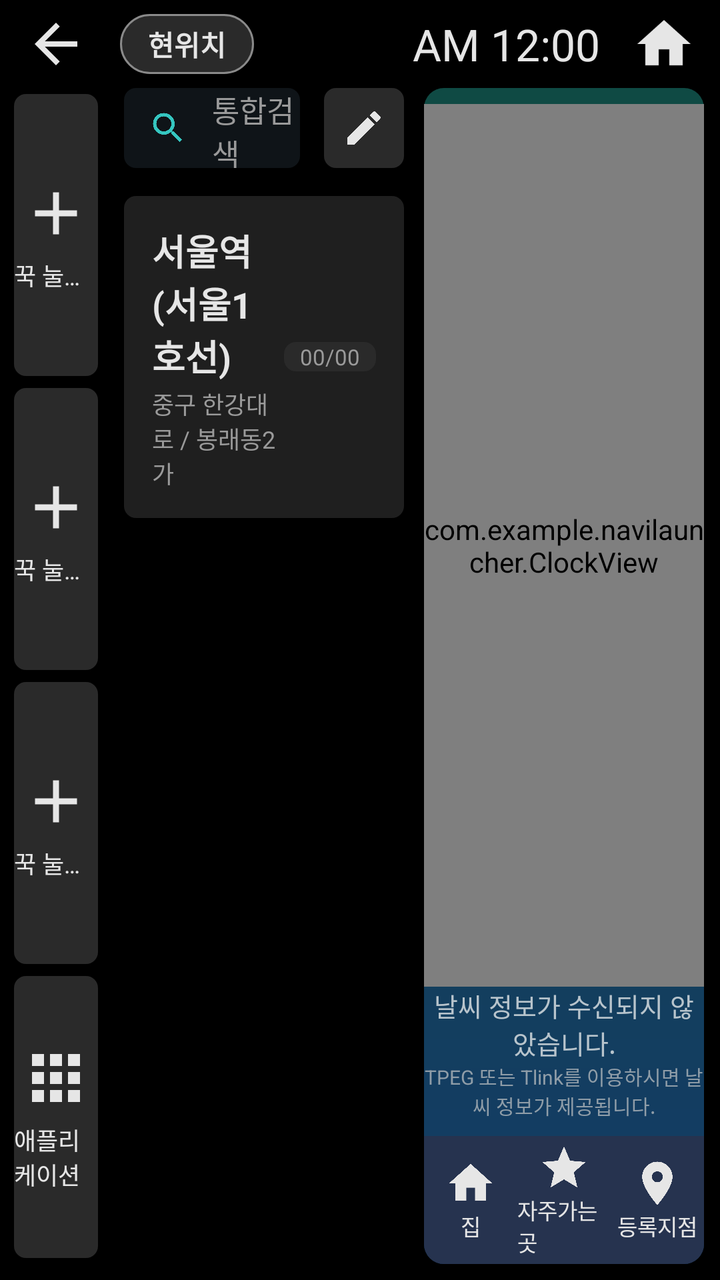
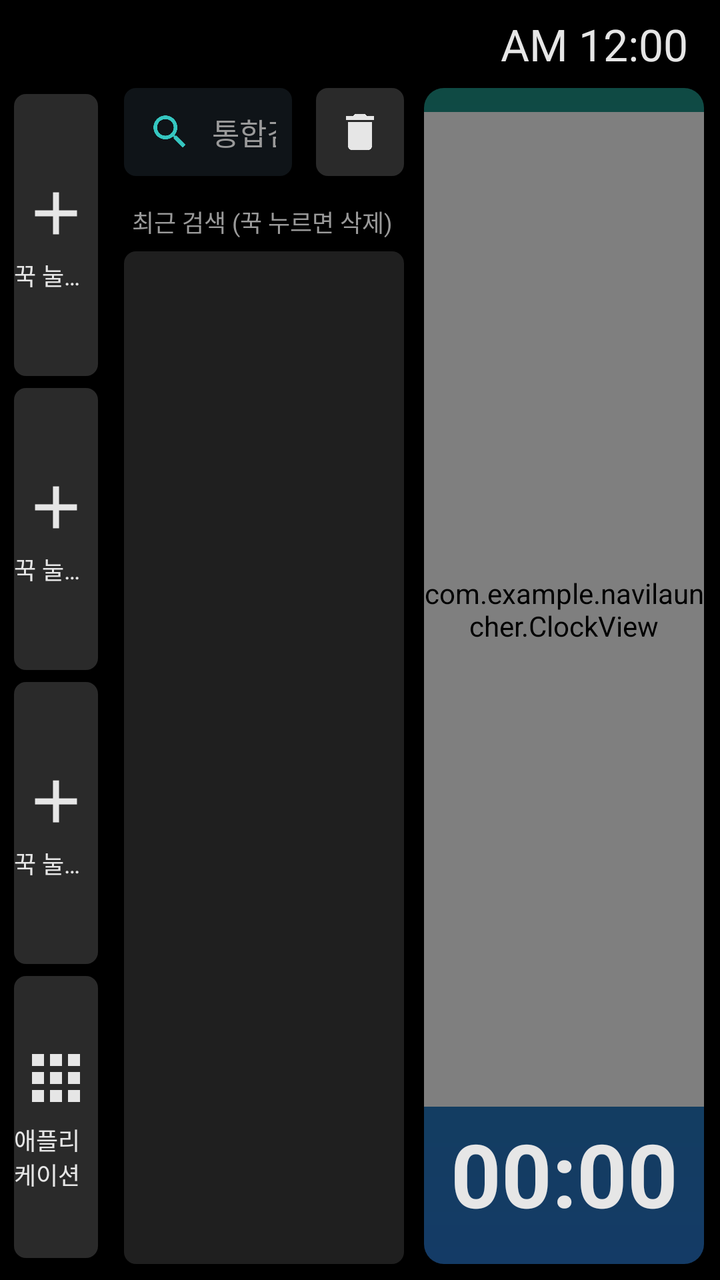

Before-and-after screenshots of an Android layout around one commit, followed by the original layout XML and the change that was made.
<!-- AndroidManifest.xml: application theme AppTheme -->
<!-- res/layout/activity_main.xml -->
<?xml version="1.0" encoding="utf-8"?>
<LinearLayout xmlns:android="http://schemas.android.com/apk/res/android"
    android:layout_width="match_parent"
    android:layout_height="match_parent"
    android:background="@color/bg"
    android:orientation="vertical">

    <RelativeLayout
        android:layout_width="match_parent"
        android:layout_height="44dp"
        android:paddingStart="12dp"
        android:paddingEnd="12dp">

        <ImageView
            android:id="@+id/btnBack"
            android:layout_width="32dp"
            android:layout_height="32dp"
            android:layout_centerVertical="true"
            android:src="@drawable/ic_back" />

        <TextView
            android:layout_width="wrap_content"
            android:layout_height="30dp"
            android:layout_centerVertical="true"
            android:layout_marginStart="48dp"
            android:background="@drawable/bg_pill"
            android:gravity="center"
            android:paddingStart="14dp"
            android:paddingEnd="14dp"
            android:text="현위치"
            android:textColor="@color/text"
            android:textSize="14sp"
            android:textStyle="bold" />

        <ImageView
            android:id="@+id/btnHome"
            android:layout_width="32dp"
            android:layout_height="32dp"
            android:layout_alignParentEnd="true"
            android:layout_centerVertical="true"
            android:src="@drawable/ic_home" />

        <TextClock
            android:layout_width="wrap_content"
            android:layout_height="wrap_content"
            android:layout_centerVertical="true"
            android:layout_marginEnd="16dp"
            android:layout_toStartOf="@id/btnHome"
            android:format12Hour="a h:mm"
            android:format24Hour="a h:mm"
            android:textColor="@color/text"
            android:textSize="22sp" />
    </RelativeLayout>

    <LinearLayout
        android:layout_width="match_parent"
        android:layout_height="match_parent"
        android:orientation="horizontal"
        android:paddingStart="4dp"
        android:paddingEnd="8dp"
        android:paddingBottom="8dp">

        <LinearLayout
            android:layout_width="0dp"
            android:layout_height="match_parent"
            android:layout_weight="1.1"
            android:orientation="vertical">

            <include android:id="@+id/slot0" layout="@layout/item_slot" />
            <include android:id="@+id/slot1" layout="@layout/item_slot" />
            <include android:id="@+id/slot2" layout="@layout/item_slot" />

            <LinearLayout
                android:id="@+id/btnAllApps"
                android:layout_width="match_parent"
                android:layout_height="0dp"
                android:layout_margin="3dp"
                android:layout_weight="1"
                android:background="@drawable/bg_btn"
                android:gravity="center"
                android:orientation="vertical">

                <ImageView
                    android:layout_width="36dp"
                    android:layout_height="36dp"
                    android:src="@drawable/ic_apps" />

                <TextView
                    android:layout_width="wrap_content"
                    android:layout_height="wrap_content"
                    android:layout_marginTop="4dp"
                    android:text="애플리케이션"
                    android:textColor="@color/text"
                    android:textSize="12sp" />
            </LinearLayout>
        </LinearLayout>

        <LinearLayout
            android:layout_width="0dp"
            android:layout_height="match_parent"
            android:layout_marginStart="10dp"
            android:layout_marginEnd="10dp"
            android:layout_weight="3.2"
            android:orientation="vertical">

            <LinearLayout
                android:layout_width="match_parent"
                android:layout_height="wrap_content"
                android:gravity="center_vertical"
                android:orientation="horizontal">

                <LinearLayout
                    android:id="@+id/searchBox"
                    android:layout_width="0dp"
                    android:layout_height="40dp"
                    android:layout_weight="1"
                    android:background="@drawable/bg_search"
                    android:gravity="center_vertical"
                    android:orientation="horizontal"
                    android:paddingStart="12dp">

                    <ImageView
                        android:layout_width="20dp"
                        android:layout_height="20dp"
                        android:src="@drawable/ic_search"
                        android:tint="@color/accent" />

                    <TextView
                        android:layout_width="wrap_content"
                        android:layout_height="wrap_content"
                        android:layout_marginStart="12dp"
                        android:text="통합검색"
                        android:textColor="@color/sub"
                        android:textSize="15sp" />
                </LinearLayout>

                <ImageView
                    android:id="@+id/btnEdit"
                    android:layout_width="40dp"
                    android:layout_height="40dp"
                    android:layout_marginStart="12dp"
                    android:background="@drawable/bg_btn"
                    android:padding="9dp"
                    android:src="@drawable/ic_edit" />
            </LinearLayout>

            <LinearLayout
                android:layout_width="match_parent"
                android:layout_height="wrap_content"
                android:layout_marginTop="14dp"
                android:background="@drawable/bg_panel"
                android:gravity="center_vertical"
                android:orientation="horizontal"
                android:padding="14dp">

                <LinearLayout
                    android:layout_width="0dp"
                    android:layout_height="wrap_content"
                    android:layout_weight="1"
                    android:orientation="vertical">

                    <TextView
                        android:layout_width="wrap_content"
                        android:layout_height="wrap_content"
                        android:text="서울역(서울1호선)"
                        android:textColor="@color/text"
                        android:textSize="18sp"
                        android:textStyle="bold" />

                    <TextView
                        android:layout_width="wrap_content"
                        android:layout_height="wrap_content"
                        android:layout_marginTop="2dp"
                        android:text="중구 한강대로 / 봉래동2가"
                        android:textColor="@color/sub"
                        android:textSize="12sp" />
                </LinearLayout>

                <TextView
                    android:layout_width="wrap_content"
                    android:layout_height="wrap_content"
                    android:background="@drawable/bg_btn"
                    android:paddingStart="8dp"
                    android:paddingEnd="8dp"
                    android:text="00/00"
                    android:textColor="@color/sub"
                    android:textSize="11sp" />
            </LinearLayout>
        </LinearLayout>

        <LinearLayout
            android:layout_width="0dp"
            android:layout_height="match_parent"
            android:layout_weight="3.2"
            android:background="@drawable/bg_weather"
            android:orientation="vertical">

            <com.example.navilauncher.ClockView
                android:id="@+id/clock"
                android:layout_width="match_parent"
                android:layout_height="0dp"
                android:layout_marginTop="8dp"
                android:layout_weight="1" />

            <TextView
                android:layout_width="match_parent"
                android:layout_height="wrap_content"
                android:gravity="center"
                android:text="날씨 정보가 수신되지 않았습니다."
                android:textColor="#B8C4CC"
                android:textSize="13sp" />

            <TextView
                android:layout_width="match_parent"
                android:layout_height="wrap_content"
                android:layout_marginBottom="8dp"
                android:gravity="center"
                android:text="TPEG 또는 Tlink를 이용하시면 날씨 정보가 제공됩니다."
                android:textColor="#8F9DA8"
                android:textSize="10sp" />

            <LinearLayout
                android:layout_width="match_parent"
                android:layout_height="64dp"
                android:background="@drawable/bg_weather_bottom"
                android:orientation="horizontal">

                <LinearLayout android:layout_width="0dp" android:layout_height="match_parent" android:layout_weight="1" android:gravity="center" android:orientation="vertical">
                    <ImageView android:layout_width="26dp" android:layout_height="26dp" android:src="@drawable/ic_home" />
                    <TextView android:layout_width="wrap_content" android:layout_height="wrap_content" android:text="집" android:textColor="@color/text" android:textSize="11sp" />
                </LinearLayout>

                <LinearLayout android:layout_width="0dp" android:layout_height="match_parent" android:layout_weight="1" android:gravity="center" android:orientation="vertical">
                    <ImageView android:layout_width="26dp" android:layout_height="26dp" android:src="@drawable/ic_star" />
                    <TextView android:layout_width="wrap_content" android:layout_height="wrap_content" android:text="자주가는곳" android:textColor="@color/text" android:textSize="11sp" />
                </LinearLayout>

                <LinearLayout android:layout_width="0dp" android:layout_height="match_parent" android:layout_weight="1" android:gravity="center" android:orientation="vertical">
                    <ImageView android:layout_width="26dp" android:layout_height="26dp" android:src="@drawable/ic_place" />
                    <TextView android:layout_width="wrap_content" android:layout_height="wrap_content" android:text="등록지점" android:textColor="@color/text" android:textSize="11sp" />
                </LinearLayout>
            </LinearLayout>
        </LinearLayout>
    </LinearLayout>
</LinearLayout>
<!-- res/layout/item_slot.xml (included above) -->
<?xml version="1.0" encoding="utf-8"?>
<LinearLayout xmlns:android="http://schemas.android.com/apk/res/android"
    android:layout_width="match_parent"
    android:layout_height="0dp"
    android:layout_margin="3dp"
    android:layout_weight="1"
    android:background="@drawable/bg_btn"
    android:gravity="center"
    android:orientation="vertical">

    <ImageView
        android:id="@+id/slotIcon"
        android:layout_width="36dp"
        android:layout_height="36dp"
        android:src="@drawable/ic_add" />

    <TextView
        android:id="@+id/slotLabel"
        android:layout_width="wrap_content"
        android:layout_height="wrap_content"
        android:layout_marginTop="4dp"
        android:ellipsize="end"
        android:maxLines="1"
        android:text="꾹 눌러 설정"
        android:textColor="@color/text"
        android:textSize="12sp" />
</LinearLayout>
<!-- resources referenced by this layout -->
<resources>
  <color name="accent">#35C6C0</color>
  <color name="bg">#000000</color>
  <color name="sub">#9A9A9A</color>
  <color name="text">#E6E6E6</color>
  <!-- drawable bg_panel (drawable) -->
  <shape xmlns:android="http://schemas.android.com/apk/res/android" android:shape="rectangle">
      <solid android:color="@color/panel" />
      <corners android:radius="6dp" />
  </shape>
  <!-- drawable bg_pill (drawable) -->
  <shape xmlns:android="http://schemas.android.com/apk/res/android" android:shape="rectangle">
      <solid android:color="#2A2A2A" />
      <stroke android:width="1dp" android:color="#8A8A8A" />
      <corners android:radius="16dp" />
  </shape>
  <!-- drawable bg_search (drawable) -->
  <shape xmlns:android="http://schemas.android.com/apk/res/android" android:shape="rectangle">
      <solid android:color="#0F1418" />
      <corners android:radius="6dp" />
  </shape>
  <!-- drawable bg_weather (drawable) -->
  <shape xmlns:android="http://schemas.android.com/apk/res/android" android:shape="rectangle">
      <gradient android:angle="270" android:startColor="#0F4A44" android:endColor="#143B66" />
      <corners android:radius="10dp" />
  </shape>
  <!-- drawable bg_weather_bottom (drawable) -->
  <shape xmlns:android="http://schemas.android.com/apk/res/android" android:shape="rectangle">
      <solid android:color="#26334F" />
      <corners android:bottomLeftRadius="10dp" android:bottomRightRadius="10dp" />
  </shape>
  <!-- drawable ic_back (drawable) -->
  <vector xmlns:android="http://schemas.android.com/apk/res/android"
      android:width="24dp" android:height="24dp"
      android:viewportWidth="24" android:viewportHeight="24"
      android:tint="#E6E6E6">
      <path android:fillColor="#FFFFFF" android:pathData="M20,11H7.83l5.59,-5.59L12,4l-8,8 8,8 1.41,-1.41L7.83,13H20v-2z" />
  </vector>
  <!-- drawable ic_edit (drawable) -->
  <vector xmlns:android="http://schemas.android.com/apk/res/android"
      android:width="24dp" android:height="24dp"
      android:viewportWidth="24" android:viewportHeight="24"
      android:tint="#E6E6E6">
      <path android:fillColor="#FFFFFF" android:pathData="M3,17.25V21h3.75L17.81,9.94l-3.75,-3.75L3,17.25zM20.71,7.04c0.39,-0.39 0.39,-1.02 0,-1.41l-2.34,-2.34c-0.39,-0.39 -1.02,-0.39 -1.41,0l-1.83,1.83 3.75,3.75 1.83,-1.83z" />
  </vector>
  <!-- drawable ic_home (drawable) -->
  <vector xmlns:android="http://schemas.android.com/apk/res/android"
      android:width="24dp" android:height="24dp"
      android:viewportWidth="24" android:viewportHeight="24"
      android:tint="#E6E6E6">
      <path android:fillColor="#FFFFFF" android:pathData="M10,20v-6h4v6h5v-8h3L12,3 2,12h3v8z" />
  </vector>
  <!-- drawable ic_place (drawable) -->
  <vector xmlns:android="http://schemas.android.com/apk/res/android"
      android:width="24dp" android:height="24dp"
      android:viewportWidth="24" android:viewportHeight="24"
      android:tint="#E6E6E6">
      <path android:fillColor="#FFFFFF" android:pathData="M12,2C8.13,2 5,5.13 5,9c0,5.25 7,13 7,13s7,-7.75 7,-13c0,-3.87 -3.13,-7 -7,-7zM12,11.5c-1.38,0 -2.5,-1.12 -2.5,-2.5s1.12,-2.5 2.5,-2.5 2.5,1.12 2.5,2.5 -1.12,2.5 -2.5,2.5z" />
  </vector>
  <!-- drawable ic_star (drawable) -->
  <vector xmlns:android="http://schemas.android.com/apk/res/android"
      android:width="24dp" android:height="24dp"
      android:viewportWidth="24" android:viewportHeight="24"
      android:tint="#E6E6E6">
      <path android:fillColor="#FFFFFF" android:pathData="M12,17.27L18.18,21l-1.64,-7.03L22,9.24l-7.19,-0.61L12,2 9.19,8.63 2,9.24l5.46,4.73L5.82,21z" />
  </vector>
  <style name="AppTheme" parent="@android:style/Theme.DeviceDefault.NoActionBar">
          <item name="android:windowBackground">@color/bg</item>
          <item name="android:statusBarColor">@color/bg</item>
          <item name="android:navigationBarColor">@color/bg</item>
      </style>
  <color name="btn">#2A2A2A</color>
  <color name="panel">#1F1F1F</color>
  <!-- unchanged entries left out for length: 4 -->
</resources>

<!-- the commit's change to res/layout/activity_main.xml (unified diff, before → after) -->
@@ -5,47 +5,18 @@
     android:background="@color/bg"
     android:orientation="vertical">
 
+    
     <RelativeLayout
         android:layout_width="match_parent"
         android:layout_height="44dp"
         android:paddingStart="12dp"
-        android:paddingEnd="12dp">
-
-        <ImageView
-            android:id="@+id/btnBack"
-            android:layout_width="32dp"
-            android:layout_height="32dp"
-            android:layout_centerVertical="true"
-            android:src="@drawable/ic_back" />
-
-        <TextView
-            android:layout_width="wrap_content"
-            android:layout_height="30dp"
-            android:layout_centerVertical="true"
-            android:layout_marginStart="48dp"
-            android:background="@drawable/bg_pill"
-            android:gravity="center"
-            android:paddingStart="14dp"
-            android:paddingEnd="14dp"
-            android:text="현위치"
-            android:textColor="@color/text"
-            android:textSize="14sp"
-            android:textStyle="bold" />
-
-        <ImageView
-            android:id="@+id/btnHome"
-            android:layout_width="32dp"
-            android:layout_height="32dp"
-            android:layout_alignParentEnd="true"
-            android:layout_centerVertical="true"
-            android:src="@drawable/ic_home" />
+        android:paddingEnd="16dp">
 
         <TextClock
             android:layout_width="wrap_content"
             android:layout_height="wrap_content"
+            android:layout_alignParentEnd="true"
             android:layout_centerVertical="true"
-            android:layout_marginEnd="16dp"
-            android:layout_toStartOf="@id/btnHome"
             android:format12Hour="a h:mm"
             android:format24Hour="a h:mm"
             android:textColor="@color/text"
@@ -60,6 +31,7 @@
         android:paddingEnd="8dp"
         android:paddingBottom="8dp">
 
+        
         <LinearLayout
             android:layout_width="0dp"
             android:layout_height="match_parent"
@@ -95,6 +67,7 @@
             </LinearLayout>
         </LinearLayout>
 
+        
         <LinearLayout
             android:layout_width="0dp"
             android:layout_height="match_parent"
@@ -110,84 +83,74 @@
                 android:orientation="horizontal">
 
                 <LinearLayout
-                    android:id="@+id/searchBox"
                     android:layout_width="0dp"
-                    android:layout_height="40dp"
+                    android:layout_height="44dp"
                     android:layout_weight="1"
                     android:background="@drawable/bg_search"
                     android:gravity="center_vertical"
                     android:orientation="horizontal"
-                    android:paddingStart="12dp">
+                    android:paddingStart="12dp"
+                    android:paddingEnd="8dp">
 
                     <ImageView
-                        android:layout_width="20dp"
-                        android:layout_height="20dp"
+                        android:id="@+id/searchIcon"
+                        android:layout_width="22dp"
+                        android:layout_height="22dp"
                         android:src="@drawable/ic_search"
                         android:tint="@color/accent" />
 
-                    <TextView
-                        android:layout_width="wrap_content"
-                        android:layout_height="wrap_content"
-                        android:layout_marginStart="12dp"
-                        android:text="통합검색"
-                        android:textColor="@color/sub"
+                    <EditText
+                        android:id="@+id/searchInput"
+                        android:layout_width="0dp"
+                        android:layout_height="match_parent"
+                        android:layout_marginStart="10dp"
+                        android:layout_weight="1"
+                        android:background="@null"
+                        android:hint="통합검색"
+                        android:imeOptions="actionSearch"
+                        android:inputType="text"
+                        android:maxLines="1"
+                        android:singleLine="true"
+                        android:textColor="@color/text"
+                        android:textColorHint="@color/sub"
                         android:textSize="15sp" />
                 </LinearLayout>
 
                 <ImageView
-                    android:id="@+id/btnEdit"
-                    android:layout_width="40dp"
-                    android:layout_height="40dp"
+                    android:id="@+id/btnClear"
+                    android:layout_width="44dp"
+                    android:layout_height="44dp"
                     android:layout_marginStart="12dp"
                     android:background="@drawable/bg_btn"
-                    android:padding="9dp"
-                    android:src="@drawable/ic_edit" />
+                    android:padding="10dp"
+                    android:src="@drawable/ic_delete" />
             </LinearLayout>
 
-            <LinearLayout
-                android:layout_width="match_parent"
+            <TextView
+                android:layout_width="wrap_content"
                 android:layout_height="wrap_content"
+                android:layout_marginStart="4dp"
                 android:layout_marginTop="14dp"
-                android:background="@drawable/bg_panel"
-                android:gravity="center_vertical"
-                android:orientation="horizontal"
-                android:padding="14dp">
+                android:layout_marginBottom="6dp"
+                android:text="최근 검색 (꾹 누르면 삭제)"
+                android:textColor="@color/sub"
+                android:textSize="12sp" />
+
+            <ScrollView
+                android:layout_width="match_parent"
+                android:layout_height="0dp"
+                android:layout_weight="1"
+                android:background="@drawable/bg_panel">
 
                 <LinearLayout
-                    android:layout_width="0dp"
+                    android:id="@+id/recentList"
+                    android:layout_width="match_parent"
                     android:layout_height="wrap_content"
-                    android:layout_weight="1"
-                    android:orientation="vertical">
-
-                    <TextView
-                        android:layout_width="wrap_content"
-                        android:layout_height="wrap_content"
-                        android:text="서울역(서울1호선)"
-                        android:textColor="@color/text"
-                        android:textSize="18sp"
-                        android:textStyle="bold" />
-
-                    <TextView
-                        android:layout_width="wrap_content"
-                        android:layout_height="wrap_content"
-                        android:layout_marginTop="2dp"
-                        android:text="중구 한강대로 / 봉래동2가"
-                        android:textColor="@color/sub"
-                        android:textSize="12sp" />
-                </LinearLayout>
-
-                <TextView
-                    android:layout_width="wrap_content"
-                    android:layout_height="wrap_content"
-                    android:background="@drawable/bg_btn"
-                    android:paddingStart="8dp"
-                    android:paddingEnd="8dp"
-                    android:text="00/00"
-                    android:textColor="@color/sub"
-                    android:textSize="11sp" />
-            </LinearLayout>
+                    android:orientation="vertical" />
+            </ScrollView>
         </LinearLayout>
 
+        
         <LinearLayout
             android:layout_width="0dp"
             android:layout_height="match_parent"
@@ -199,47 +162,20 @@
                 android:id="@+id/clock"
                 android:layout_width="match_parent"
                 android:layout_height="0dp"
-                android:layout_marginTop="8dp"
+                android:layout_marginTop="12dp"
                 android:layout_weight="1" />
 
-            <TextView
+            <TextClock
                 android:layout_width="match_parent"
                 android:layout_height="wrap_content"
+                android:layout_marginBottom="16dp"
+                android:layout_marginTop="4dp"
+                android:format12Hour="HH:mm"
+                android:format24Hour="HH:mm"
                 android:gravity="center"
-                android:text="날씨 정보가 수신되지 않았습니다."
-                android:textColor="#B8C4CC"
-                android:textSize="13sp" />
-
-            <TextView
-                android:layout_width="match_parent"
-                android:layout_height="wrap_content"
-                android:layout_marginBottom="8dp"
-                android:gravity="center"
-                android:text="TPEG 또는 Tlink를 이용하시면 날씨 정보가 제공됩니다."
-                android:textColor="#8F9DA8"
-                android:textSize="10sp" />
-
-            <LinearLayout
-                android:layout_width="match_parent"
-                android:layout_height="64dp"
-                android:background="@drawable/bg_weather_bottom"
-                android:orientation="horizontal">
-
-                <LinearLayout android:layout_width="0dp" android:layout_height="match_parent" android:layout_weight="1" android:gravity="center" android:orientation="vertical">
-                    <ImageView android:layout_width="26dp" android:layout_height="26dp" android:src="@drawable/ic_home" />
-                    <TextView android:layout_width="wrap_content" android:layout_height="wrap_content" android:text="집" android:textColor="@color/text" android:textSize="11sp" />
-                </LinearLayout>
-
-                <LinearLayout android:layout_width="0dp" android:layout_height="match_parent" android:layout_weight="1" android:gravity="center" android:orientation="vertical">
-                    <ImageView android:layout_width="26dp" android:layout_height="26dp" android:src="@drawable/ic_star" />
-                    <TextView android:layout_width="wrap_content" android:layout_height="wrap_content" android:text="자주가는곳" android:textColor="@color/text" android:textSize="11sp" />
-                </LinearLayout>
-
-                <LinearLayout android:layout_width="0dp" android:layout_height="match_parent" android:layout_weight="1" android:gravity="center" android:orientation="vertical">
-                    <ImageView android:layout_width="26dp" android:layout_height="26dp" android:src="@drawable/ic_place" />
-                    <TextView android:layout_width="wrap_content" android:layout_height="wrap_content" android:text="등록지점" android:textColor="@color/text" android:textSize="11sp" />
-                </LinearLayout>
-            </LinearLayout>
+                android:textColor="@color/text"
+                android:textSize="44sp"
+                android:textStyle="bold" />
         </LinearLayout>
     </LinearLayout>
 </LinearLayout>
<!-- resource entries referenced after the edit -->
@@ -9,12 +9,6 @@
       <solid android:color="@color/panel" />
       <corners android:radius="6dp" />
   </shape>
-  <!-- drawable bg_pill (drawable) -->
-  <shape xmlns:android="http://schemas.android.com/apk/res/android" android:shape="rectangle">
-      <solid android:color="#2A2A2A" />
-      <stroke android:width="1dp" android:color="#8A8A8A" />
-      <corners android:radius="16dp" />
-  </shape>
   <!-- drawable bg_search (drawable) -->
   <shape xmlns:android="http://schemas.android.com/apk/res/android" android:shape="rectangle">
       <solid android:color="#0F1418" />
@@ -25,45 +19,12 @@
       <gradient android:angle="270" android:startColor="#0F4A44" android:endColor="#143B66" />
       <corners android:radius="10dp" />
   </shape>
-  <!-- drawable bg_weather_bottom (drawable) -->
-  <shape xmlns:android="http://schemas.android.com/apk/res/android" android:shape="rectangle">
-      <solid android:color="#26334F" />
-      <corners android:bottomLeftRadius="10dp" android:bottomRightRadius="10dp" />
-  </shape>
-  <!-- drawable ic_back (drawable) -->
+  <!-- drawable ic_delete (drawable) -->
   <vector xmlns:android="http://schemas.android.com/apk/res/android"
       android:width="24dp" android:height="24dp"
       android:viewportWidth="24" android:viewportHeight="24"
       android:tint="#E6E6E6">
-      <path android:fillColor="#FFFFFF" android:pathData="M20,11H7.83l5.59,-5.59L12,4l-8,8 8,8 1.41,-1.41L7.83,13H20v-2z" />
-  </vector>
-  <!-- drawable ic_edit (drawable) -->
-  <vector xmlns:android="http://schemas.android.com/apk/res/android"
-      android:width="24dp" android:height="24dp"
-      android:viewportWidth="24" android:viewportHeight="24"
-      android:tint="#E6E6E6">
-      <path android:fillColor="#FFFFFF" android:pathData="M3,17.25V21h3.75L17.81,9.94l-3.75,-3.75L3,17.25zM20.71,7.04c0.39,-0.39 0.39,-1.02 0,-1.41l-2.34,-2.34c-0.39,-0.39 -1.02,-0.39 -1.41,0l-1.83,1.83 3.75,3.75 1.83,-1.83z" />
-  </vector>
-  <!-- drawable ic_home (drawable) -->
-  <vector xmlns:android="http://schemas.android.com/apk/res/android"
-      android:width="24dp" android:height="24dp"
-      android:viewportWidth="24" android:viewportHeight="24"
-      android:tint="#E6E6E6">
-      <path android:fillColor="#FFFFFF" android:pathData="M10,20v-6h4v6h5v-8h3L12,3 2,12h3v8z" />
-  </vector>
-  <!-- drawable ic_place (drawable) -->
-  <vector xmlns:android="http://schemas.android.com/apk/res/android"
-      android:width="24dp" android:height="24dp"
-      android:viewportWidth="24" android:viewportHeight="24"
-      android:tint="#E6E6E6">
-      <path android:fillColor="#FFFFFF" android:pathData="M12,2C8.13,2 5,5.13 5,9c0,5.25 7,13 7,13s7,-7.75 7,-13c0,-3.87 -3.13,-7 -7,-7zM12,11.5c-1.38,0 -2.5,-1.12 -2.5,-2.5s1.12,-2.5 2.5,-2.5 2.5,1.12 2.5,2.5 -1.12,2.5 -2.5,2.5z" />
-  </vector>
-  <!-- drawable ic_star (drawable) -->
-  <vector xmlns:android="http://schemas.android.com/apk/res/android"
-      android:width="24dp" android:height="24dp"
-      android:viewportWidth="24" android:viewportHeight="24"
-      android:tint="#E6E6E6">
-      <path android:fillColor="#FFFFFF" android:pathData="M12,17.27L18.18,21l-1.64,-7.03L22,9.24l-7.19,-0.61L12,2 9.19,8.63 2,9.24l5.46,4.73L5.82,21z" />
+      <path android:fillColor="#FFFFFF" android:pathData="M6,19c0,1.1 0.9,2 2,2h8c1.1,0 2,-0.9 2,-2V7H6v12zM19,4h-3.5l-1,-1h-5l-1,1H5v2h14V4z" />
   </vector>
   <style name="AppTheme" parent="@android:style/Theme.DeviceDefault.NoActionBar">
           <item name="android:windowBackground">@color/bg</item>
